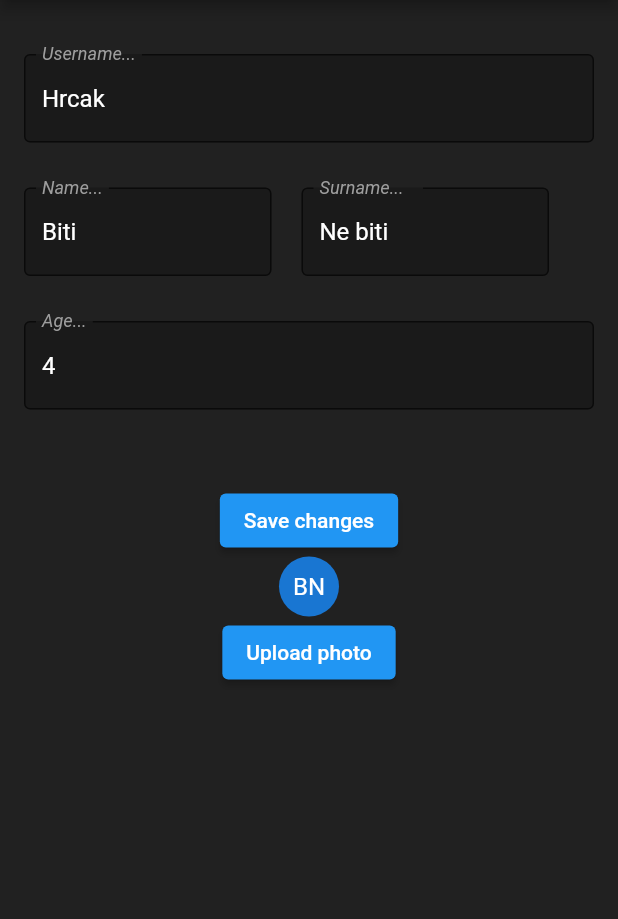
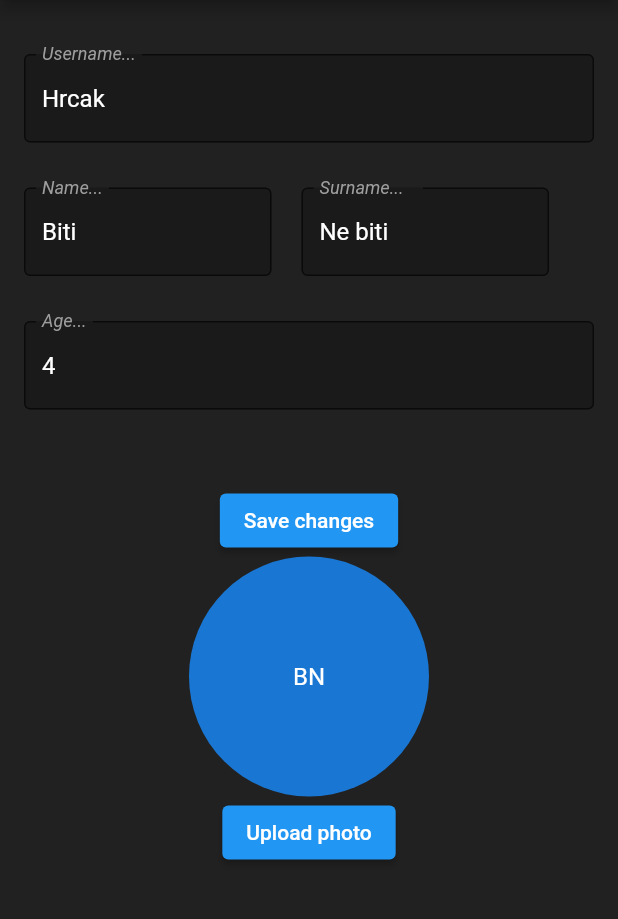
Before and after one commit to mirkomiki/medsearch, a Flutter app: the screen it shows after launch, item 3 of the bottom bar chosen, after a tap on "Edit Account", on a phone screen of 412 x 824 dp, the part 84-1003 px from its top. Run offline on Flutter 3.47's test engine with Material 2 defaults, Android fonts, the phone set to English and light mode, and no system bars; our stand-ins replace animated_splash_screen, flutter_spinkit, image_picker; missing offline and left inert: animated_snack_bar, dart:ffi, flutter_email_sender.

Commit message:
profile pic fix

```diff
--- a/lib/Pages/home.dart
+++ b/lib/Pages/home.dart
@@ -53,16 +53,17 @@ class _HomeState extends State<Home> {
         const Divider(
           height: 20,
         ),
-        const SingleChildScrollView(scrollDirection: Axis.horizontal,
+        SingleChildScrollView(scrollDirection: Axis.horizontal,
           child: Row(
             mainAxisAlignment: MainAxisAlignment.spaceEvenly,
             children: <Widget>[
-            CircleAvatar(radius: 36, backgroundImage: AssetImage('assets/scary_man.jpg', )),
-            CircleAvatar(radius: 36, backgroundImage: AssetImage('assets/scary_man.jpg', )),
-            CircleAvatar(radius: 36, backgroundImage: AssetImage('assets/scary_man.jpg', )),
-            CircleAvatar(radius: 36, backgroundImage: AssetImage('assets/baby.jpg', )),
-            CircleAvatar(radius: 36, backgroundImage: AssetImage('assets/trump_avatar.jpg', )),
-            CircleAvatar(radius: 36, backgroundImage: AssetImage('assets/scary_man.jpg', )),
+            CircleAvatar(radius: 36, child: localUser.avatar),
+            const CircleAvatar(radius: 36, backgroundImage: AssetImage('assets/scary_man.jpg', )),
+            const CircleAvatar(radius: 36, backgroundImage: AssetImage('assets/scary_man.jpg', )),
+            const CircleAvatar(radius: 36, backgroundImage: AssetImage('assets/scary_man.jpg', )),
+            const CircleAvatar(radius: 36, backgroundImage: AssetImage('assets/baby.jpg', )),
+            const CircleAvatar(radius: 36, backgroundImage: AssetImage('assets/trump_avatar.jpg', )),
+            const CircleAvatar(radius: 36, backgroundImage: AssetImage('assets/scary_man.jpg', )),
             ],
           ),
         ),
--- a/lib/Pages/settings.dart
+++ b/lib/Pages/settings.dart
@@ -1,4 +1,5 @@
 import 'package:flutter/material.dart';
+import 'package:medsearch/globals.dart';
 
 class Settings extends StatefulWidget {
   const Settings({super.key});
@@ -20,10 +21,10 @@ class _SettingsState extends State<Settings> {
           child: Column(
 
             children: <Widget>[
-              const Row(
+              Row(
                 mainAxisAlignment: MainAxisAlignment.start,
                 children: [
-                  Expanded(
+                  const Expanded(
                     flex: 3,
                     child:
                       Text('Settings',
@@ -31,14 +32,14 @@ class _SettingsState extends State<Settings> {
                       ),
 
                   ),
-                  Expanded(flex: 1,child: CircleAvatar(radius: 28,),)
+                  Expanded(flex: 1, child: CircleAvatar(radius: 30,child: localUser.avatar,),),
                 ],
               ),
               const SizedBox(height: 25,),
               Row(mainAxisAlignment: MainAxisAlignment.end,
               children: <Widget>[
                 TextButton(onPressed: () {
-                  Navigator.pushNamed(context, '/user');
+                  Navigator.pushNamed(context, '/user').then((value) => setState(() => {}));
                   },
                   child: const Text('Edit Account', style: TextStyle(fontSize: 20),),
                   )
--- a/lib/TypesOfData/uploadPhotoDialog.dart
+++ b/lib/TypesOfData/uploadPhotoDialog.dart
@@ -39,7 +39,7 @@ class _UploadPhotoDialogState extends State<UploadPhotoDialog> {
         padding: const EdgeInsets.all(8.0),
         child: Row(
           children: [
-            image != null  ? CircleAvatar(radius: 40, backgroundImage: Image.file(image!).image,) : CircleAvatar(radius: 40,child: localUser.avatar,),
+            image != null  ? CircleAvatar(radius: 40, backgroundImage: Image.file(image!).image,) : CircleAvatar(radius: 40, child: localUser.avatar,),
 
             Column(
               mainAxisSize: MainAxisSize.min,
@@ -52,7 +52,7 @@ class _UploadPhotoDialogState extends State<UploadPhotoDialog> {
                   children: [
                     TextButton(
                       onPressed: () {
-                        localUser.avatar = CircleAvatar(backgroundImage: Image.file(image!).image);
+                        localUser.avatar = CircleAvatar(backgroundImage: Image.file(image!).image, radius: 60   ,);
                         Navigator.pop(context);
                       },
                       child: const Text('Close and save'),
--- a/lib/TypesOfData/user.dart
+++ b/lib/TypesOfData/user.dart
@@ -17,6 +17,6 @@ class User{
     id = userCount + 1;
     String firstLetterName = name.characters.elementAt(0);
     String firstLetterSurname = surname.characters.elementAt(0);
-    avatar = CircleAvatar(child: Text('$firstLetterName$firstLetterSurname'),);
+    avatar = CircleAvatar(radius: 80,child: Text('$firstLetterName$firstLetterSurname'),);
   }
 }
```
